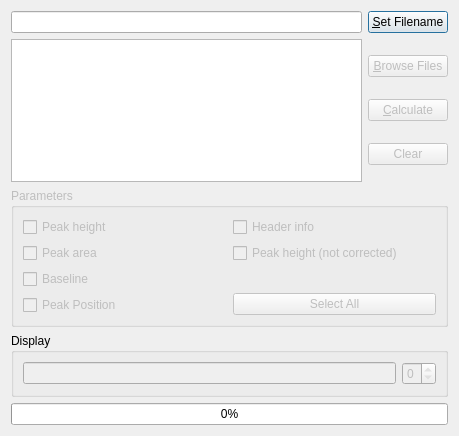
This is ui/batch_dialog.ui in knipe1/oes-spa as Qt 5 draws it before an edit. The edited form follows.
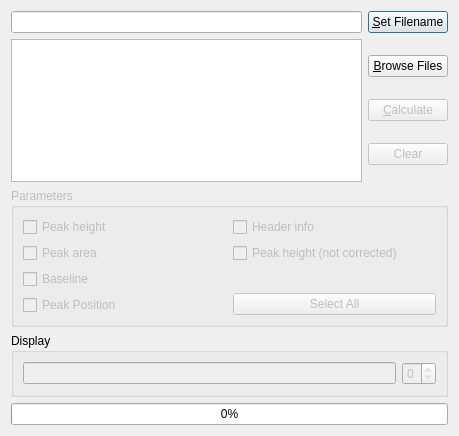
This is the edited form. Icons and pictures are not drawn.

Commit message: Anpassen der GUI Redefine the gui minor changes and bug fixes in all documents and the gui

What changed in the file:
```diff
--- a/ui/batch_dialog.ui
+++ b/ui/batch_dialog.ui
@@ -46,7 +46,7 @@
        <item>
         <widget class="QPushButton" name="browseBtn">
          <property name="enabled">
-          <bool>false</bool>
+          <bool>true</bool>
          </property>
          <property name="text">
           <string>&amp;Browse Files</string>
```
Left out of the diff: 134 changed lines with no effect on the pictures. The commit also changes 7 other files.
